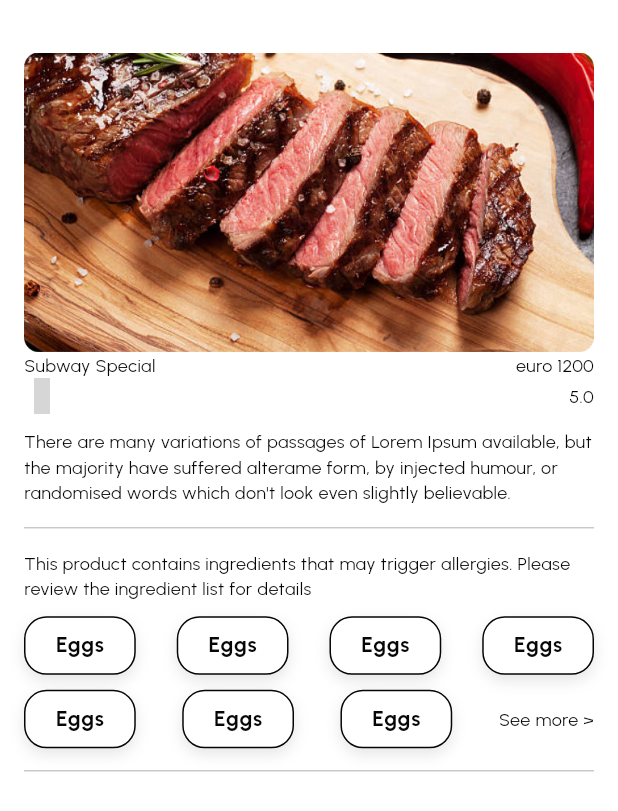
After one commit to YashodaraDeAlwis/food-ordering-app-flutter, a Flutter app: the SingleMenuPage screen opened by its route, on a phone screen of 412 x 824 dp. The commit adds this screen. Shown: the top 811 px of the screen. Run offline on Flutter 3.47's test engine with Material 3 defaults, Android fonts, the phone set to English and light mode, and no system bars; our stand-ins replace flutter_animate, get, material_symbols_icons, sentry_flutter; grey boxes are pictures that could not be loaded.

Commit message:
add: single menu page

```diff
--- a/lib/features/home/presentation/widgets/menu_item.dart
+++ b/lib/features/home/presentation/widgets/menu_item.dart
@@ -1,12 +1,16 @@
 import 'package:flutter/material.dart';
 import 'package:food_ordering_app/config/colors.dart';
+import 'package:food_ordering_app/routes/routes.dart';
+import 'package:get/get.dart';
 
 class MenuItem extends StatelessWidget {
   const MenuItem({super.key});
 
   @override
   Widget build(BuildContext context) {
-    return Column(
+    return GestureDetector(
+      onTap: () => Get.toNamed(Routes.singmeMenu),
+      child: Column(
         children: [
           Row(
             children: [
@@ -32,6 +36,7 @@ class MenuItem extends StatelessWidget {
             color: AppColors.dark50,
           )
         ],
+      ),
     );
   }
 }
--- /dev/null
+++ b/lib/features/single_menu/presentation/pages/single_menu_page.dart
@@ -0,0 +1,95 @@
+import 'package:flutter/material.dart';
+import 'package:food_ordering_app/config/colors.dart';
+import 'package:food_ordering_app/config/values.dart';
+import 'package:food_ordering_app/features/single_menu/presentation/widges/ingredients_item.dart';
+import 'package:material_symbols_icons/symbols.dart';
+
+class SingleMenuPage extends StatelessWidget {
+  const SingleMenuPage({super.key});
+
+  @override
+  Widget build(BuildContext context) {
+    return Scaffold(
+      body: Padding(
+        padding: EdgeInsets.symmetric(
+            horizontal: Values.horizontalPadding,
+            vertical: Values.verticalPadding),
+        child: Column(
+          crossAxisAlignment: CrossAxisAlignment.start,
+          children: [
+            Image.asset(
+              'assets/subway.png',
+              fit: BoxFit.cover,
+            ),
+            Row(
+              mainAxisAlignment: MainAxisAlignment.spaceBetween,
+              children: [
+                Text("Subway Special"),
+                Text("euro 1200"),
+              ],
+            ),
+            Row(
+              mainAxisAlignment: MainAxisAlignment.spaceBetween,
+              children: [
+                Icon(Symbols.location_pin),
+                Text("5.0"),
+              ],
+            ),
+            SizedBox(height: 10),
+            Text(
+                "There are many variations of passages of Lorem Ipsum available, but the majority have suffered alterame form, by injected humour, or randomised words which don't look even slightly believable."),
+            SizedBox(height: 10),
+            Divider(
+              height: 10,
+              thickness: 0.5,
+              color: AppColors.dark50,
+            ),
+            SizedBox(height: 10),
+            Text(
+                "This product contains ingredients that may trigger allergies. Please review the ingredient list for details"),
+            SizedBox(height: 10),
+            Row(
+              mainAxisAlignment: MainAxisAlignment.spaceBetween,
+              children: [
+                IngredientsItem(
+                  ingedient: "Eggs",
+                ),
+                IngredientsItem(
+                  ingedient: "Eggs",
+                ),
+                IngredientsItem(
+                  ingedient: "Eggs",
+                ),
+                IngredientsItem(
+                  ingedient: "Eggs",
+                ),
+              ],
+            ),
+            SizedBox(height: 10),
+            Row(
+              mainAxisAlignment: MainAxisAlignment.spaceBetween,
+              children: [
+                IngredientsItem(
+                  ingedient: "Eggs",
+                ),
+                IngredientsItem(
+                  ingedient: "Eggs",
+                ),
+                IngredientsItem(
+                  ingedient: "Eggs",
+                ),
+                Text("See more >")
+              ],
+            ),
+            SizedBox(height: 10),
+            Divider(
+              height: 10,
+              thickness: 0.5,
+              color: AppColors.dark50,
+            ),
+          ],
+        ),
+      ),
+    );
+  }
+}
--- /dev/null
+++ b/lib/features/single_menu/presentation/widges/ingredients_item.dart
@@ -0,0 +1,37 @@
+import 'package:flutter/widgets.dart';
+import 'package:food_ordering_app/config/colors.dart';
+import 'package:get/get.dart';
+
+class IngredientsItem extends StatelessWidget {
+  final String ingedient;
+  const IngredientsItem({super.key, required this.ingedient});
+
+  @override
+  Widget build(BuildContext context) {
+    return Container(
+      decoration: BoxDecoration(
+        color: AppColors.light,
+        borderRadius: BorderRadius.circular(15),
+        border: Border.all(color: AppColors.dark),
+        boxShadow: [
+          BoxShadow(
+            color: AppColors.dark.withOpacity(0.1),
+            blurRadius: 8,
+            offset: Offset(0, 4),
+          ),
+        ],
+      ),
+      child: Column(
+        children: [
+          Padding(
+            padding: const EdgeInsets.symmetric(vertical: 8, horizontal: 20),
+            child: Text(
+              ingedient,
+              style: Get.textTheme.bodyLarge!.copyWith(),
+            ),
+          ),
+        ],
+      ),
+    );
+  }
+}
--- /dev/null
+++ b/lib/features/single_menu/presentation/widges/toppings_widget.dart
@@ -0,0 +1,10 @@
+import 'package:flutter/material.dart';
+
+class ToppingsWidget extends StatelessWidget {
+  const ToppingsWidget({super.key});
+
+  @override
+  Widget build(BuildContext context) {
+    return const Placeholder();
+  }
+}
--- a/lib/routes/pages.dart
+++ b/lib/routes/pages.dart
@@ -1,4 +1,5 @@
 import 'package:food_ordering_app/features/home/presentation/pages/home_page.dart';
+import 'package:food_ordering_app/features/single_menu/presentation/pages/single_menu_page.dart';
 import 'package:food_ordering_app/features/splash/presentation/controllers/splash_controller.dart';
 import 'package:food_ordering_app/features/splash/presentation/pages/splash_page.dart';
 import 'package:food_ordering_app/routes/routes.dart';
@@ -21,4 +22,12 @@ final List<GetPage> pages = [
       Get.lazyPut<SplashController>(() => SplashController());
     }),
   ),
+  GetPage(
+    name: Routes.singmeMenu,
+    page: () => SingleMenuPage(),
+    transition: Transition.cupertino,
+    binding: BindingsBuilder(() {
+      Get.lazyPut<SplashController>(() => SplashController());
+    }),
+  ),
 ];
--- a/lib/routes/routes.dart
+++ b/lib/routes/routes.dart
@@ -1,4 +1,5 @@
 class Routes {
   static const home = '/';
   static const splash = '/splash';
+  static const singmeMenu = '/single-menu';
 }
```
Also changed, not shown: assets/subway.png (added). Lines whose indentation alone changed are shown as unchanged.
